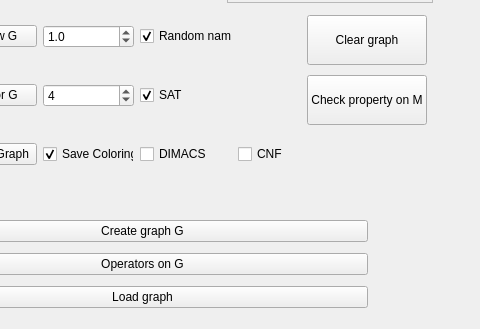
The window that GUI/UDG.ui (sergioBarril/UDGraphs) describes before a commit, drawn with Qt 5; both pictures show x 183 to 663 and y 265 to 594 of the 663 by 594 pixel window.
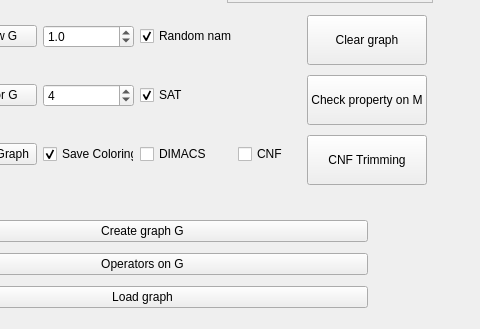
The same window after the commit.

Diff of the .ui file:
```diff
--- a/GUI/UDG.ui
+++ b/GUI/UDG.ui
@@ -300,6 +300,19 @@
      <string>Clear graph</string>
     </property>
    </widget>
+   <widget class="QPushButton" name="btn_cnf_trim">
+    <property name="geometry">
+     <rect>
+      <x>490</x>
+      <y>400</y>
+      <width>120</width>
+      <height>50</height>
+     </rect>
+    </property>
+    <property name="text">
+     <string>CNF Trimming</string>
+    </property>
+   </widget>
   </widget>
  </widget>
  <resources/>
```
